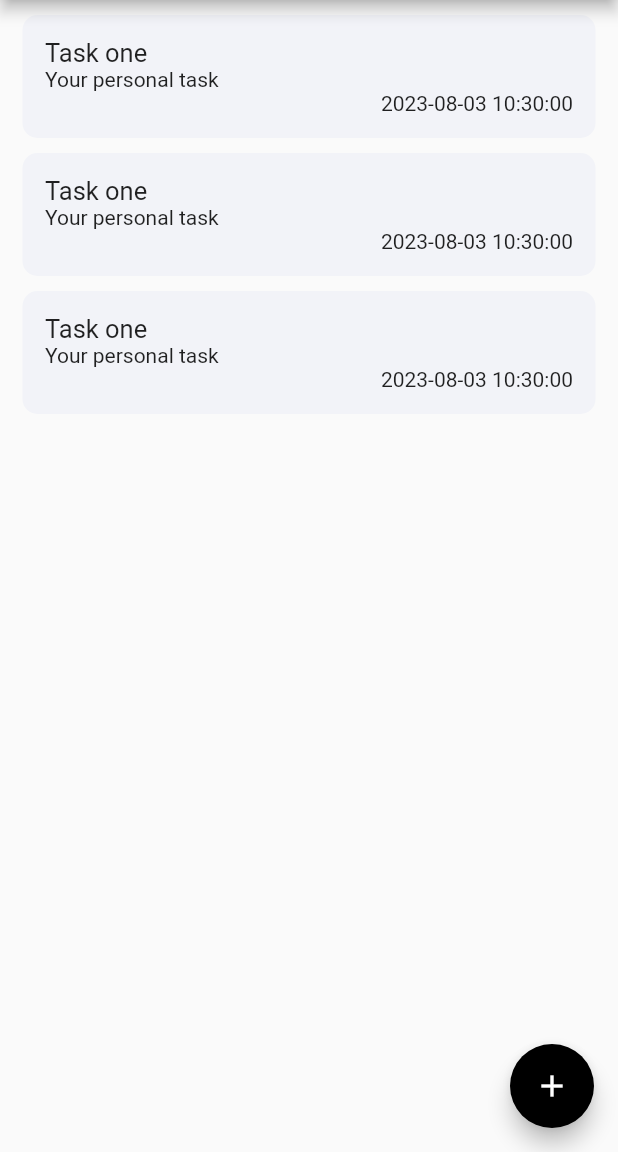
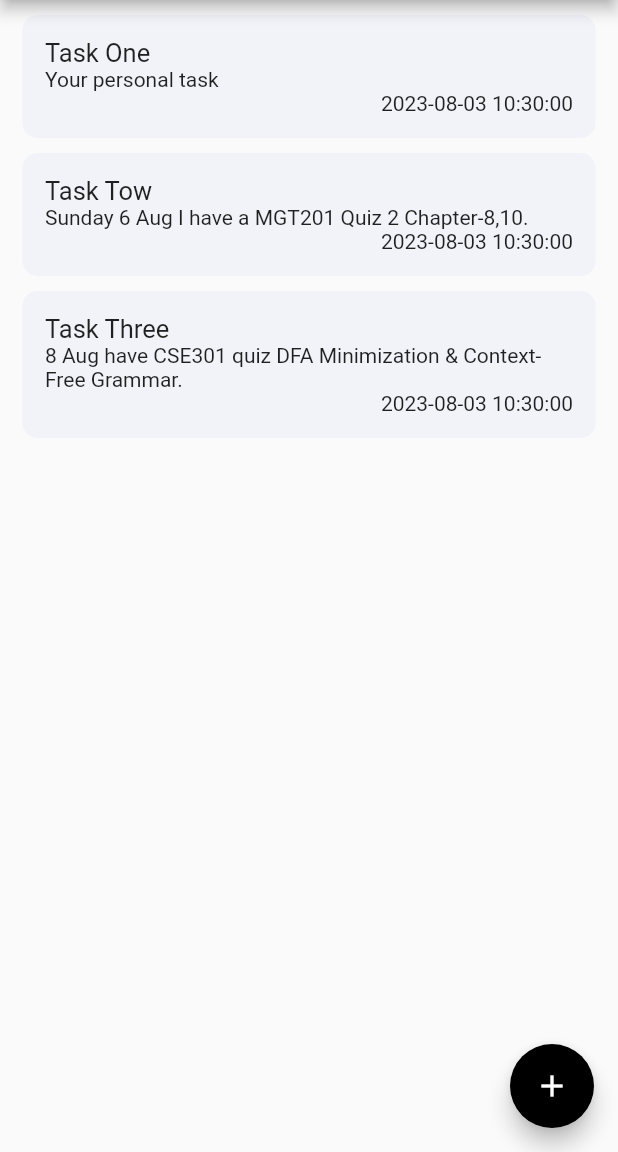
Before and after one commit to UmeBling/Task-manager-apps-flutter, a Flutter app: the teskbar screen opened directly, on a phone screen of 412 x 824 dp, the part 84-1236 px from its top. Run offline on Flutter 3.47's test engine with Material 2 defaults, Android fonts, the phone set to English and light mode, and no system bars.

Commit message:
add new task

```diff
--- a/lib/scren/Task_bar.dart
+++ b/lib/scren/Task_bar.dart
@@ -16,9 +16,24 @@ class teskbar extends StatelessWidget {
 
       body:Column(
         children: [
-          TaskCard(),
-          TaskCard(),
-          TaskCard()
+          TaskCard(
+            key: UniqueKey(), // Provide a Key for the TaskCard widget
+            title: "Task One",
+            description: "Your personal task",
+          ),
+          TaskCard(
+            key: UniqueKey(), // Provide a Key for the TaskCard widget
+            title: "Task Tow",
+            description: "Sunday 6 Aug I have a MGT201 Quiz 2 Chapter-8,10. ",
+          ),
+          TaskCard(
+            key: UniqueKey(), // Provide a Key for the TaskCard widget
+            title: "Task Three",
+            description: "8 Aug have CSE301 quiz DFA Minimization & Context-Free Grammar.",
+          )
+
+
+
         ],
       ),
 
--- a/lib/widget/Task  card.dart
+++ b/lib/widget/Task  card.dart
@@ -1,7 +1,11 @@
 import 'package:flutter/cupertino.dart';
 
 class TaskCard extends StatefulWidget {
-  const TaskCard({super.key});
+  final String title;
+  final String description;
+
+  const TaskCard({required Key key, required this.title, required this.description})
+      : super(key: key);
 
   @override
   State<TaskCard> createState() => _TaskCardState();
@@ -13,8 +17,8 @@ class _TaskCardState extends State<TaskCard> {
     return Container(
       width: double.infinity,
       decoration: BoxDecoration(
-          color: Color(0xfff2f3f8),
-          borderRadius: BorderRadius.circular(10)
+        color: Color(0xfff2f3f8),
+        borderRadius: BorderRadius.circular(10),
       ),
       padding: const EdgeInsets.all(15),
       margin: EdgeInsets.only(
@@ -23,16 +27,18 @@ class _TaskCardState extends State<TaskCard> {
         left: 15,
         right: 15,
       ),
-
       child: Column(
         crossAxisAlignment: CrossAxisAlignment.start,
         children: [
-          Text("Task one", style: TextStyle(fontSize: 17, fontWeight: FontWeight.w400),),
-          Text("Your personal task"),
+          Text(
+            widget.title,
+            style: TextStyle(fontSize: 17, fontWeight: FontWeight.w400),
+          ),
+          Text(widget.description),
           Align(
             alignment: Alignment.centerRight,
             child: Text(DateTime.now().toString().split(".")[0]),
-          )
+          ),
         ],
       ),
     );
```
